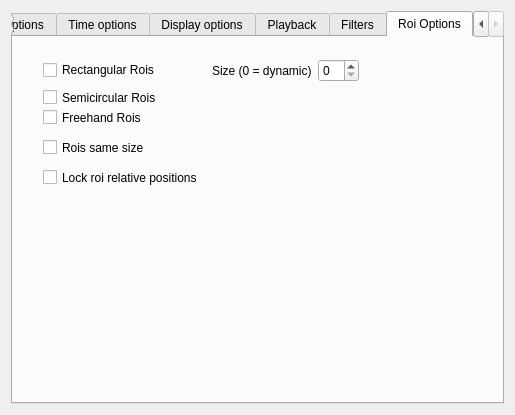
The window that ProcessOptionsGui.ui (fedeceri85/robopy2) describes before a commit, drawn with Qt 5.
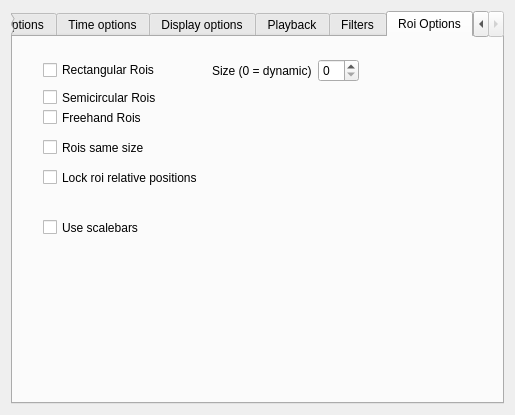
The same window after the commit. The open tabs and pages were chosen to show the change.

Commit message: Added support for scalebars (incomplete)

The edit to the form file:
```diff
--- a/ProcessOptionsGui.ui
+++ b/ProcessOptionsGui.ui
@@ -1072,6 +1072,19 @@
         <string notr="true">buttonGroup</string>
        </attribute>
       </widget>
+      <widget class="QCheckBox" name="scaleBarsCheckBox">
+       <property name="geometry">
+        <rect>
+         <x>30</x>
+         <y>180</y>
+         <width>191</width>
+         <height>21</height>
+        </rect>
+       </property>
+       <property name="text">
+        <string>Use scalebars</string>
+       </property>
+      </widget>
      </widget>
     </widget>
    </item>
```
Left out of the diff: 3 changed lines with no effect on the pictures. The commit also changes 5 other files.
